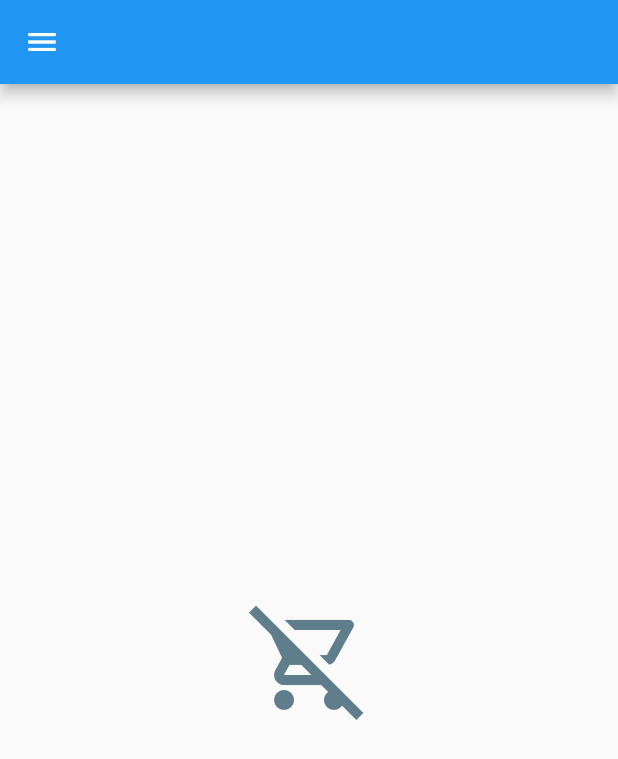
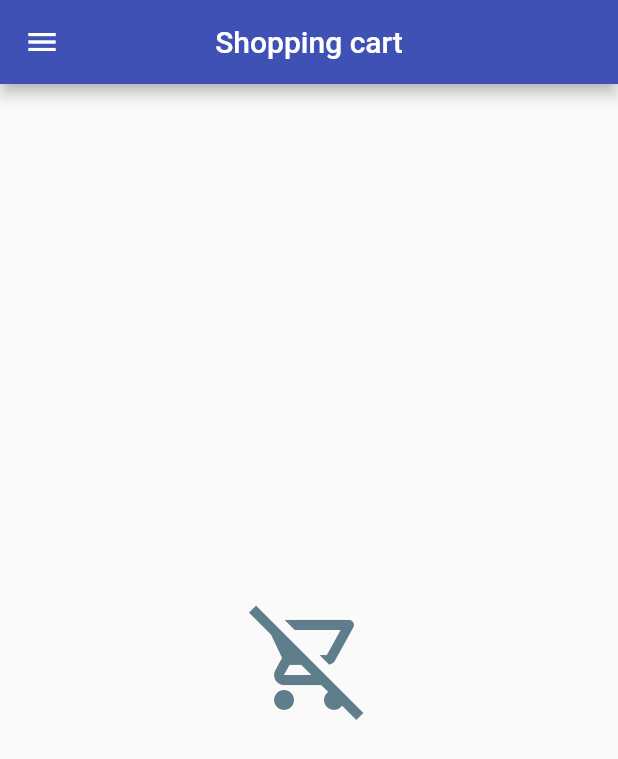
Before and after one commit to jhaym3s/fluterwave_challenge, a Flutter app: the CartScreen screen opened by its route, on a phone screen of 412 x 824 dp. Shown: the top 759 px of the screen. Run offline on Flutter 3.47's test engine with Material 2 defaults, Android fonts, the phone set to English and light mode, and no system bars; network calls fail.

Commit message:
I think I can leave the cart screen now

```diff
--- a/lib/screens/cart_screen.dart
+++ b/lib/screens/cart_screen.dart
@@ -1,12 +1,7 @@
 import 'package:flutter/material.dart';
 import 'package:flutter/rendering.dart';
 import 'package:provider/provider.dart';
-
-
 import '../providers/product_provider.dart';
-
-
-
 import '../widgets/cart_screen_item.dart';
 import '../providers/cart.dart';
 import '../widgets/custom_drawer.dart';
@@ -18,15 +13,21 @@ class CartScreen extends StatelessWidget {
   Widget build(BuildContext context) {
     final products = Provider.of<ProductsProvider>(context).products;
     final cart = Provider.of<Cart>(context);
-    return Scaffold(
-      appBar: AppBar(),
+    return SafeArea(
+      child: Scaffold(
+        appBar:  AppBar(
+          backgroundColor: Colors.indigo,title: Text("Shopping cart"),
+          centerTitle: true,
+        ),
         body:cart.cartItems.isEmpty? Center(
+          child: SingleChildScrollView(
             child: Column(
               mainAxisAlignment: MainAxisAlignment.center,
               children: [
                 Icon(Icons.remove_shopping_cart_outlined,
                   size: 80,color: Colors.blueGrey,),
               ],
+            ),
           ),
         ): Column(
           children: [
@@ -44,25 +45,35 @@ class CartScreen extends StatelessWidget {
               itemCount: cart.cartItems.length,
             )),
             //SizedBox(height: 10,),
+
             Card(
              elevation: 2.0,
+              child: Padding(
+                padding: const EdgeInsets.only(right:8.0,left: 8.0),
                 child: Row(
                   mainAxisAlignment: MainAxisAlignment.spaceBetween,
+                  //crossAxisAlignment: ,
                   children: [
             Text("Total"),
             SizedBox(width: 7,),
             Chip(label: Text("\$${cart.totalAmount.toStringAsFixed(2)}")),
+                  ],),
+              ),
+            ),
             FlatButton(
+              child: Container(width: MediaQuery.of(context).size.width,child:
+              Center(child: Padding(
+                padding: const EdgeInsets.all(15.0),
                 child: Text("Order",style: TextStyle(color:Colors.purple),),
+              ))),
               onPressed: (){},
+              color: Colors.purpleAccent,
             ),
 
           ],
         ),
+        drawer: CustomDrawer(),
       ),
-        ],
-      ),
-      drawer: CustomDrawer(),
     );
   }
 }
```
Also changed, not shown: lib/widgets/cart_screen_item.dart (+52 -2 lines). Lines whose indentation alone changed are shown as unchanged.
